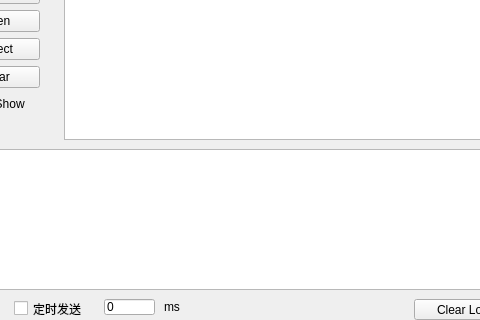
This is project/mainwindow.ui in buyuer/UPRE_Serial_Assistant as Qt 5 draws it before an edit; both pictures show x 136 to 616 and y 161 to 481 of the 865 by 481 pixel window. The edited form follows.
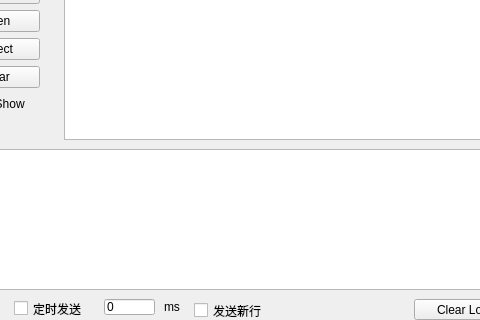
This is the edited form.

Commit message: 添加了发送新行的功能，修复了一些空指针的警告

What changed in the file:
```diff
--- a/project/mainwindow.ui
+++ b/project/mainwindow.ui
@@ -23,6 +23,9 @@
    <double>5.000000000000000</double>
   </property>
   <widget class="QWidget" name="centralWidget">
+   <property name="styleSheet">
+    <string notr="true"/>
+   </property>
    <widget class="QTextEdit" name="textEdit_send">
     <property name="geometry">
      <rect>
@@ -454,6 +457,19 @@
      <string>V0.1</string>
     </property>
    </widget>
+   <widget class="QCheckBox" name="checkBox_send_newline">
+    <property name="geometry">
+     <rect>
+      <x>330</x>
+      <y>460</y>
+      <width>92</width>
+      <height>23</height>
+     </rect>
+    </property>
+    <property name="text">
+     <string>发送新行</string>
+    </property>
+   </widget>
   </widget>
  </widget>
  <layoutdefault spacing="6" margin="11"/>
```
The commit also changes 2 other files.
